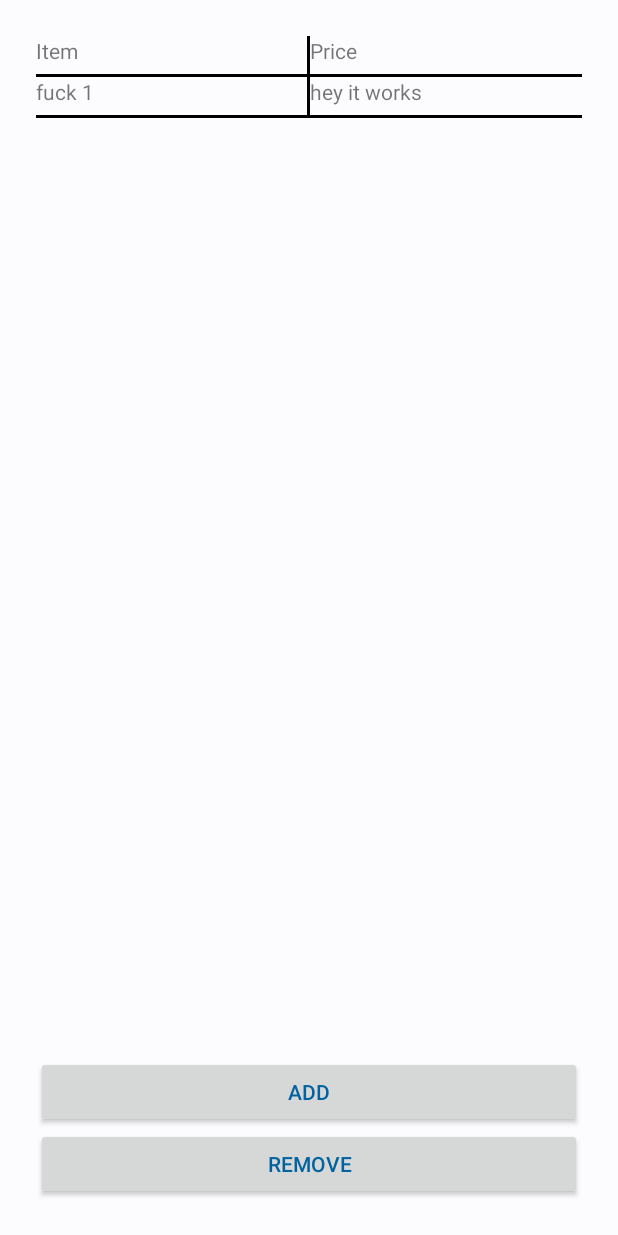
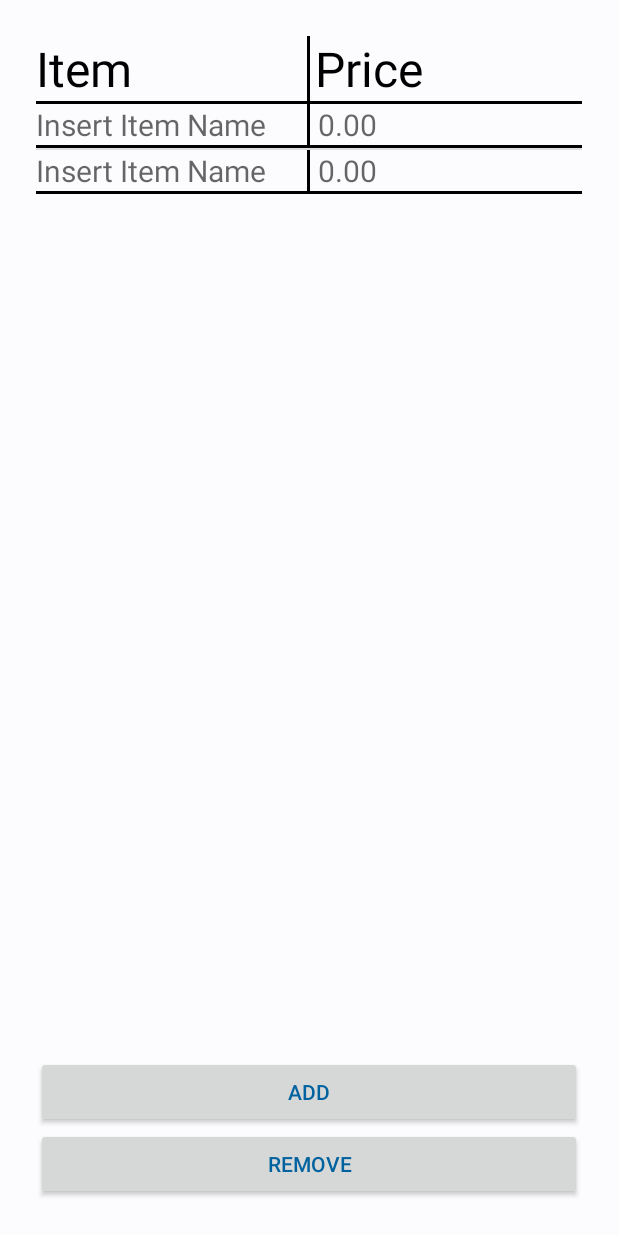
Before and after one commit to pknepper1/Shopping-List, an Android app: the screen it shows after launch (MainActivity), after a tap on "ADD", on a phone screen of 412 x 824 dp. Run offline under Robolectric (Android 15) with nearby library versions, the phone set to English and light mode, and no system bars.

Commit message:
Replaced TextViews with EditTexts to allow the table to be edited. Changed some colors and constants.

```diff
--- a/app/src/main/java/com/pknepps/shoppinglist/Item.java
+++ b/app/src/main/java/com/pknepps/shoppinglist/Item.java
@@ -1,43 +1,37 @@
 package com.pknepps.shoppinglist;
 
+import android.content.Context;
+import android.widget.EditText;
 /**
  * This class models a item to go into the shopping list. It has fields for the item name and
  * price.
  */
 public class Item {
     /** The name of the item. */
-    private String name;
+    private EditText name;
     /** The price of the item. */
-    private String price;
+    private EditText price;
 
-    public Item(String name, String price) {
-        this.name = name;
-        this.price = price;
+    public Item(Context context, String name, String price) {
+        this.name = new EditText(context);
+        this.price = new EditText(context);
+        this.name.append(name);
+        this.price.append(price);
     }
 
-    public Item(String name) {
-        this.name = name;
-        this.price = "0.00";
+    public Item(Context context, String name) {
+        this(context, name, "");
     }
 
-    public Item() {
-        this.name = "";
-        this.price = "0.00";
+    public Item(Context context) {
+        this(context, "");
     }
 
-    public String getName() {
+    public EditText getName() {
         return name;
     }
 
-    public void setName(String name) {
-        this.name = name;
-    }
-
-    public String getPrice() {
+    public EditText getPrice() {
         return price;
     }
-
-    public void setPrice(String price) {
-        this.price = price;
-    }
 }
--- a/app/src/main/java/com/pknepps/shoppinglist/ItemsAdapter.java
+++ b/app/src/main/java/com/pknepps/shoppinglist/ItemsAdapter.java
@@ -47,8 +47,8 @@ public class ItemsAdapter extends ArrayAdapter<Item> {
         TextView itemName = (TextView) convertView.findViewById(R.id.itemName);
         TextView itemValue = (TextView) convertView.findViewById(R.id.itemPrice);
         // Populate the data into the template view using the data object
-        itemName.setText(item.getName());
-        itemValue.setText(item.getPrice());
+        itemName.setText(item.getName().getText());
+        itemValue.setText(item.getPrice().getText());
 
         return convertView;
     }
--- a/app/src/main/java/com/pknepps/shoppinglist/MainActivity.java
+++ b/app/src/main/java/com/pknepps/shoppinglist/MainActivity.java
@@ -38,6 +38,7 @@ public class MainActivity extends AppCompatActivity {
         removeButton = findViewById(R.id.removeButton);
         // sets itemsAdapter to an empty list and attaches a list view to it
         itemsAdapter = new ItemsAdapter(this);
+        itemsAdapter.add(new Item(this));
         ListView listView = (ListView) findViewById(R.id.lvItems);
         listView.setAdapter(itemsAdapter);
     }
@@ -47,8 +48,7 @@ public class MainActivity extends AppCompatActivity {
      * @param view Auto filled when attached to activity_main.xml
      */
     public void onAddButtonClick(View view) {
-        Item toAdd = new Item("fuck " + (itemsAdapter.getCount() + 1), "hey it works");
-        itemsAdapter.add(toAdd);
+        itemsAdapter.add(new Item(this));
     }
 
     /**
--- a/app/src/main/res/layout/activity_main.xml
+++ b/app/src/main/res/layout/activity_main.xml
@@ -16,7 +16,47 @@
         android:orientation="vertical"
         android:layout_marginBottom="100dp">
 
-        <include layout="@layout/item"/>
+        <LinearLayout
+            android:layout_width="match_parent"
+            android:layout_height="wrap_content">
+            <TextView
+                android:id="@+id/itemName"
+                android:layout_width="0dp"
+                android:layout_weight="1"
+                android:layout_height="wrap_content"
+                android:textSize="32sp"
+                android:textColor="#000000"
+                android:text="@string/table_name" />
+
+            <View
+                android:layout_width="2dp"
+                android:layout_height="match_parent"
+                android:background="#000000"
+                android:layout_gravity="center_horizontal"/>
+
+            <TextView
+                android:id="@+id/itemPrice"
+                android:layout_width="0dp"
+                android:layout_weight="1"
+                android:paddingStart="3dp"
+                android:layout_height="wrap_content"
+                android:textSize="32sp"
+                android:textColor="#000000"
+                android:text="@string/table_price" />
+
+        </LinearLayout>
+
+        <LinearLayout
+            android:layout_width="match_parent"
+            android:layout_height="wrap_content">
+
+            <View
+                android:layout_width="match_parent"
+                android:layout_height="2dp"
+                android:background="#000000"
+                />
+
+        </LinearLayout>
 
         <ListView
             android:id="@+id/lvItems"
--- a/app/src/main/res/layout/item.xml
+++ b/app/src/main/res/layout/item.xml
@@ -4,37 +4,52 @@
     android:layout_width="match_parent"
     android:layout_height="wrap_content"
     android:orientation="vertical">
+
     <LinearLayout
         android:layout_width="match_parent"
-        android:layout_height="wrap_content">
-        <TextView
+        android:layout_height="wrap_content"
+        android:gravity="bottom">
+
+        <EditText
             android:id="@+id/itemName"
             android:layout_width="0dp"
             android:layout_weight="1"
             android:layout_height="wrap_content"
-            android:text="Item" />
+            android:textSize="20sp"
+            android:textColor="#505050"
+            android:hint="@string/name_hint"
+            android:background="@android:color/transparent"/>
 
         <View
             android:layout_width="2dp"
-            android:layout_height="25dp"
+            android:layout_height="match_parent"
             android:background="#000000"
             android:layout_gravity="center_horizontal"/>
 
-        <TextView
+        <EditText
             android:id="@+id/itemPrice"
             android:layout_width="0dp"
             android:layout_weight="1"
+            android:paddingStart="5dp"
             android:layout_height="wrap_content"
-            android:text="Price" />
+            android:textSize="20sp"
+            android:textColor="#505050"
+            android:hint="@string/price_hint"
+            android:background="@android:color/transparent"
+            android:inputType="numberDecimal" />
+
     </LinearLayout>
 
     <LinearLayout
         android:layout_width="match_parent"
         android:layout_height="wrap_content">
+
         <View
             android:layout_width="match_parent"
             android:layout_height="2dp"
             android:background="#000000"
             />
+
     </LinearLayout>
+
 </LinearLayout>
--- a/app/src/main/res/values/strings.xml
+++ b/app/src/main/res/values/strings.xml
@@ -3,4 +3,8 @@
     <string name="on_click_change">What\'s Up Bitches!</string>
     <string name="addButton">Add</string>
     <string name="removeButton">Remove</string>
+    <string name="table_name">Item</string>
+    <string name="table_price">Price</string>
+    <string name="name_hint">Insert Item Name</string>
+    <string name="price_hint">0.00</string>
 </resources>
```
